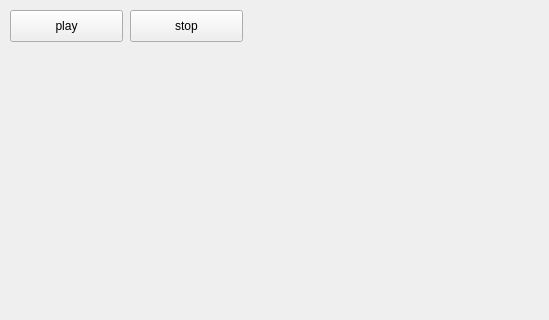
Above: Sources/21_yuv_payer qt/mainwindow.ui from youshihou/audio-video-learning before the change; both pictures show x 0 to 549 and y 0 to 320 of the 800 by 600 pixel window. Below: the same form after it.
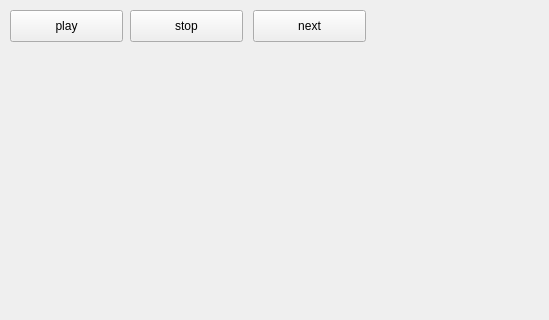
That is the form after the change.

```diff
--- a/Sources/21_yuv_payer qt/mainwindow.ui
+++ b/Sources/21_yuv_payer qt/mainwindow.ui
@@ -40,6 +40,19 @@
      <string>stop</string>
     </property>
    </widget>
+   <widget class="QPushButton" name="nextButton">
+    <property name="geometry">
+     <rect>
+      <x>253</x>
+      <y>10</y>
+      <width>113</width>
+      <height>32</height>
+     </rect>
+    </property>
+    <property name="text">
+     <string>next</string>
+    </property>
+   </widget>
   </widget>
   <widget class="QMenuBar" name="menubar">
    <property name="geometry">
```
